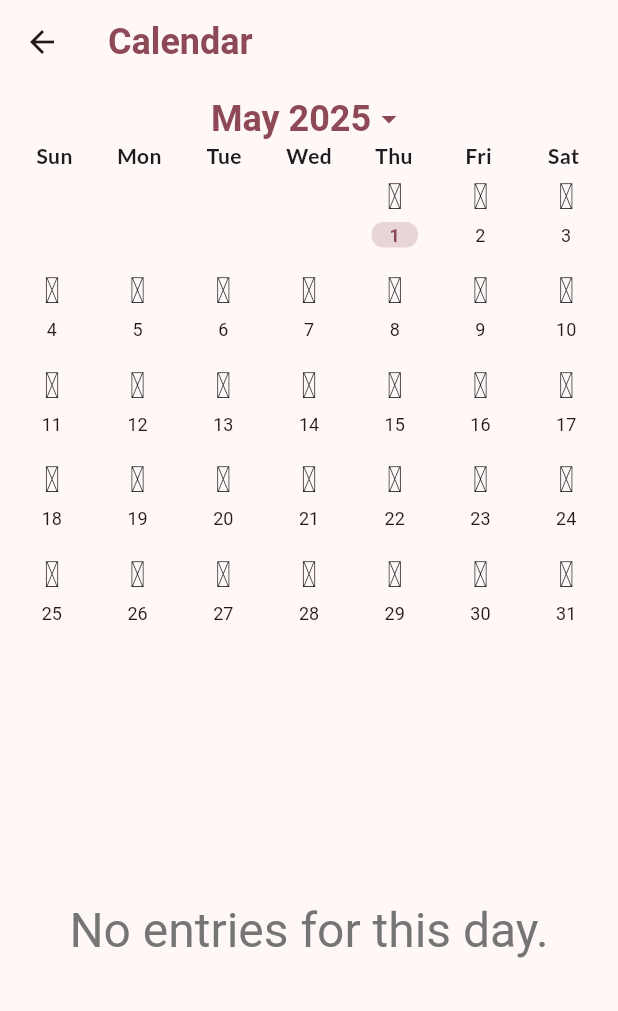
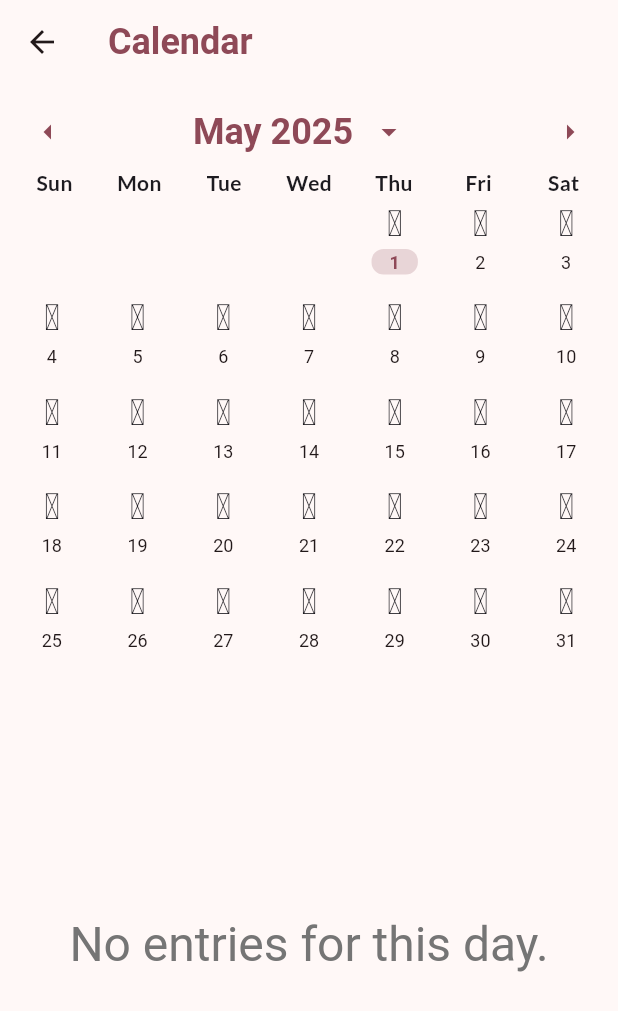
Before and after one commit to luna-mm/vibe_check, a Flutter app: the CalendarPage screen opened directly, on a phone screen of 412 x 824 dp. Shown: the top 1011 px of the screen. Run offline on Flutter 3.47's test engine with Material 3 defaults, Android fonts, the phone set to English and light mode, and no system bars; our stand-ins replace flutter_colorpicker, google_fonts, sqflite; missing offline and left inert: flutter_confetti, word_cloud; accounts and stored records are empty; Roboto replaces fonts that are missing (Delius Swash Caps).

Commit message:
Add previous/next month icon button

```diff
--- a/lib/calendar_page.dart
+++ b/lib/calendar_page.dart
@@ -106,6 +106,24 @@ class _CalendarPageState extends State<CalendarPage> {
     );
   }
 
+  void _goToPreviousMonth() {
+    setState(() {
+      _firstDayOfMonth = DateTime(_firstDayOfMonth.year, _firstDayOfMonth.month - 1, 1);
+      _daysInMonth = DateTime(_firstDayOfMonth.year, _firstDayOfMonth.month + 1, 0).day;
+      _selectedDate = _firstDayOfMonth;
+    });
+    _fetchEntries();
+  }
+
+  void _goToNextMonth() {
+    setState(() {
+      _firstDayOfMonth = DateTime(_firstDayOfMonth.year, _firstDayOfMonth.month + 1, 1);
+      _daysInMonth = DateTime(_firstDayOfMonth.year, _firstDayOfMonth.month + 1, 0).day;
+      _selectedDate = _firstDayOfMonth;
+    });
+    _fetchEntries();
+  }
+
   @override
   Widget build(BuildContext context) {
     int firstDayOfWeek = context.watch<ThemeState>().startOfWeek;
@@ -136,7 +154,17 @@ class _CalendarPageState extends State<CalendarPage> {
             GestureDetector(
               onTap: _selectMonthYear,
               child: Row(
-                mainAxisAlignment: MainAxisAlignment.center,
+                mainAxisAlignment: MainAxisAlignment.spaceBetween,
+                children: [
+                  IconButton(
+                    onPressed: _goToPreviousMonth,
+                    icon: Icon(
+                      Icons.arrow_left,
+                      size: 24,
+                      color: Theme.of(context).colorScheme.primary,
+                    ),
+                  ),
+                  Row(
                     children: [
                       Text(
                         DateFormat.yMMMM().format(_firstDayOfMonth),
@@ -146,10 +174,23 @@ class _CalendarPageState extends State<CalendarPage> {
                           color: Theme.of(context).colorScheme.primary,
                         ),
                       ),
-                  Icon(
+                      IconButton(
+                        onPressed: _selectMonthYear,
+                        icon: Icon(
                           Icons.arrow_drop_down,
                           size: 24,
                           color: Theme.of(context).colorScheme.primary,
+                        ),
+                      ),
+                    ],
+                  ),
+                  IconButton(
+                    onPressed: _goToNextMonth,
+                    icon: Icon(
+                      Icons.arrow_right,
+                      size: 24,
+                      color: Theme.of(context).colorScheme.primary,
+                    ),
                   ),
                 ],
               ),
```
Lines whose indentation alone changed are shown as unchanged.
